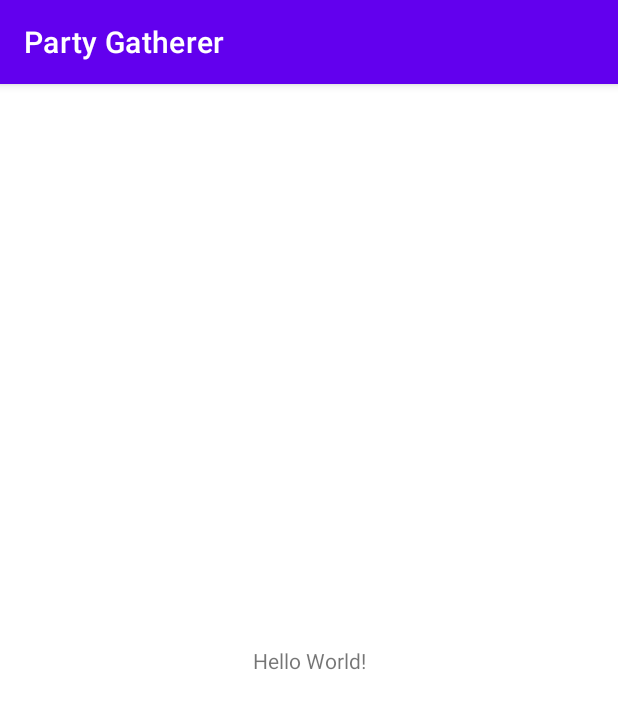
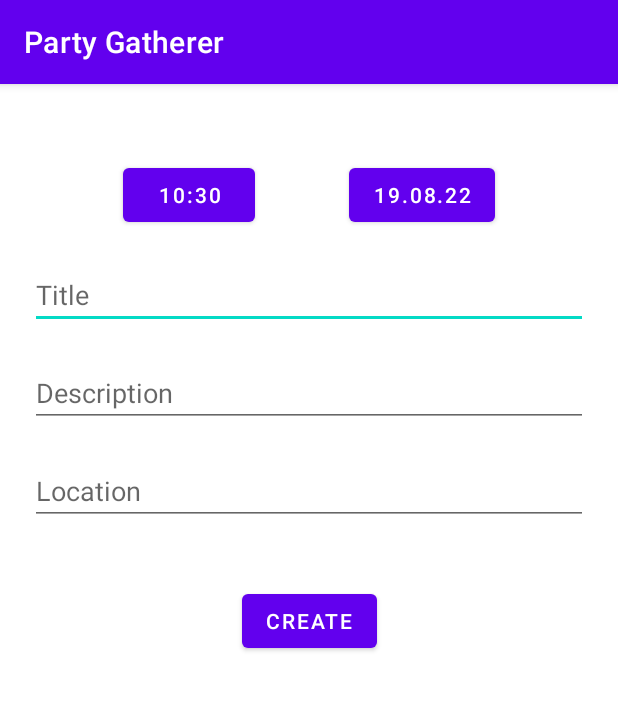
Before and after one commit to khorevigor/PartyGatherer, an Android app: the screen it shows after launch (MainActivity), on a phone screen of 412 x 824 dp. Shown: the top 709 px of the screen. Run offline under Robolectric (Android 15) with nearby library versions, the phone set to English and light mode, and no system bars; our stand-ins replace Dagger/Hilt's generated code, Firebase (no records; nobody signed in at launch, a user with empty details on screens opened directly).

Commit message:
Create basic logic for event creation
Created skeleton for event creation scenario:
  - Created Firestore serivce
  - Created Events repo
  - Created Fragment/ViewModel for event creation screen
  - Created correlated view placeholder
  - Set up DI

```diff
--- a/app/src/main/AndroidManifest.xml
+++ b/app/src/main/AndroidManifest.xml
@@ -3,7 +3,11 @@
     xmlns:tools="http://schemas.android.com/tools"
     package="com.dsphoenix.partygatherer">
 
+    <uses-permission android:name="android.permission.INTERNET" />
+    <uses-permission android:name="android.permission.ACCESS_NETWORK_STATE" />
+
     <application
+        android:name=".PartyGathererApplication"
         android:allowBackup="true"
         android:dataExtractionRules="@xml/data_extraction_rules"
         android:fullBackupContent="@xml/backup_rules"
--- a/app/src/main/java/com/dsphoenix/partygatherer/MainActivity.kt
+++ b/app/src/main/java/com/dsphoenix/partygatherer/MainActivity.kt
@@ -2,12 +2,19 @@ package com.dsphoenix.partygatherer
 
 import androidx.appcompat.app.AppCompatActivity
 import android.os.Bundle
-import com.google.firebase.firestore.ktx.firestore
-import com.google.firebase.ktx.Firebase
+import androidx.fragment.app.commit
+import com.dsphoenix.partygatherer.ui.add_edit_event.AddEditEventFragment
+import dagger.hilt.android.AndroidEntryPoint
 
+@AndroidEntryPoint
 class MainActivity : AppCompatActivity() {
+
     override fun onCreate(savedInstanceState: Bundle?) {
         super.onCreate(savedInstanceState)
         setContentView(R.layout.activity_main)
+
+        supportFragmentManager.commit {
+            replace(R.id.container, AddEditEventFragment())
+        }
     }
 }
--- /dev/null
+++ b/app/src/main/java/com/dsphoenix/partygatherer/PartyGathererApplication.kt
@@ -0,0 +1,7 @@
+package com.dsphoenix.partygatherer
+
+import android.app.Application
+import dagger.hilt.android.HiltAndroidApp
+
+@HiltAndroidApp
+class PartyGathererApplication: Application()
--- /dev/null
+++ b/app/src/main/java/com/dsphoenix/partygatherer/data/EventsRepository.kt
@@ -0,0 +1,12 @@
+package com.dsphoenix.partygatherer.data
+
+import com.dsphoenix.partygatherer.data.firebase.FirestoreService
+import com.dsphoenix.partygatherer.model.Event
+import javax.inject.Inject
+
+class EventsRepository @Inject constructor(
+    private val firestore: FirestoreService
+) {
+
+    suspend fun addEvent(event: Event) = firestore.writeEvent(event)
+}
--- /dev/null
+++ b/app/src/main/java/com/dsphoenix/partygatherer/data/firebase/Constants.kt
@@ -0,0 +1,5 @@
+package com.dsphoenix.partygatherer.data.firebase
+
+object Constants {
+    const val EVENTS_COLLECTION = "events"
+}
--- /dev/null
+++ b/app/src/main/java/com/dsphoenix/partygatherer/data/firebase/FirestoreService.kt
@@ -0,0 +1,20 @@
+package com.dsphoenix.partygatherer.data.firebase
+
+import android.util.Log
+import com.dsphoenix.partygatherer.model.Event
+import com.dsphoenix.partygatherer.utils.TAG
+import com.google.firebase.firestore.FirebaseFirestore
+import com.google.firebase.firestore.FirebaseFirestoreException
+import kotlinx.coroutines.tasks.await
+
+class FirestoreService {
+    private val db = FirebaseFirestore.getInstance()
+
+    suspend fun writeEvent(event: Event) {
+        try {
+            db.collection(Constants.EVENTS_COLLECTION).add(event).await()
+        } catch (cause: FirebaseFirestoreException) {
+            Log.d(TAG, cause.toString())
+        }
+    }
+}
--- /dev/null
+++ b/app/src/main/java/com/dsphoenix/partygatherer/di/FirebaseModule.kt
@@ -0,0 +1,18 @@
+package com.dsphoenix.partygatherer.di
+
+import com.dsphoenix.partygatherer.data.firebase.FirestoreService
+import dagger.Module
+import dagger.Provides
+import dagger.hilt.InstallIn
+import dagger.hilt.components.SingletonComponent
+import javax.inject.Singleton
+
+
+@Module
+@InstallIn(SingletonComponent::class)
+object FirebaseModule {
+
+    @Provides
+    @Singleton
+    fun providesFirestoreService(): FirestoreService = FirestoreService()
+}
--- /dev/null
+++ b/app/src/main/java/com/dsphoenix/partygatherer/ui/add_edit_event/AddEditEventFragment.kt
@@ -0,0 +1,80 @@
+package com.dsphoenix.partygatherer.ui.add_edit_event
+
+import android.os.Bundle
+import android.view.View
+import androidx.core.widget.doAfterTextChanged
+import androidx.fragment.app.Fragment
+import androidx.fragment.app.activityViewModels
+import androidx.lifecycle.lifecycleScope
+import com.dsphoenix.partygatherer.databinding.FragmentAddEditEventBinding
+import com.dsphoenix.partygatherer.ui.add_edit_event.components.DatePicker
+import com.dsphoenix.partygatherer.ui.add_edit_event.components.TimePicker
+import com.dsphoenix.partygatherer.ui.utils.ViewBindingFragment
+import dagger.hilt.android.AndroidEntryPoint
+import kotlinx.coroutines.flow.Flow
+import kotlinx.coroutines.flow.collectLatest
+import java.time.format.DateTimeFormatter
+
+
+@AndroidEntryPoint
+class AddEditEventFragment :
+    ViewBindingFragment<FragmentAddEditEventBinding>(FragmentAddEditEventBinding::inflate) {
+
+    private val viewModel: AddEditEventViewModel by activityViewModels()
+
+    override fun onViewCreated(view: View, savedInstanceState: Bundle?) {
+        setupView()
+    }
+
+    private fun setupView() {
+        binding.apply {
+            btnTimePicker.setOnClickListener { showTimePicker() }
+            collectLatestLifeCycleFlow(viewModel.time) { time ->
+                btnTimePicker.text = time.format(DateTimeFormatter.ofPattern("H:mm"))
+            }
+
+            collectLatestLifeCycleFlow(viewModel.date) { date ->
+                btnDatePicker.text = date.format(DateTimeFormatter.ofPattern("dd.MM.yy"))
+            }
+
+            collectLatestLifeCycleFlow(viewModel.title) { text ->
+                if (etTitle.text.toString() != text) {
+                    etTitle.setText(text)
+                }
+            }
+
+            collectLatestLifeCycleFlow(viewModel.description) { text ->
+                if (etDescription.text.toString() != text) {
+                    etDescription.setText(text)
+                }
+            }
+
+            collectLatestLifeCycleFlow(viewModel.location) { text ->
+                if (etLocation.text.toString() != text) {
+                    etLocation.setText(text)
+                }
+            }
+
+            etTitle.doAfterTextChanged { viewModel.setTitle(it.toString()) }
+            etDescription.doAfterTextChanged { viewModel.setDescription(it.toString()) }
+            etLocation.doAfterTextChanged { viewModel.setLocation(it.toString()) }
+
+            btnDatePicker.setOnClickListener { showDatePicker() }
+            btnCreate.setOnClickListener { viewModel.createEvent() }
+        }
+    }
+
+    private fun showTimePicker() {
+        TimePicker(viewModel).show(parentFragmentManager, "timePicker")
+    }
+
+    private fun showDatePicker() {
+        DatePicker(viewModel).show(parentFragmentManager, "datePicker")
+    }
+}
+
+fun <T> Fragment.collectLatestLifeCycleFlow(flow: Flow<T>, collector: suspend (T) -> Unit) {
+    lifecycleScope.launchWhenStarted {
+        flow.collectLatest(collector)
+    }
+}
--- /dev/null
+++ b/app/src/main/java/com/dsphoenix/partygatherer/ui/add_edit_event/AddEditEventViewModel.kt
@@ -0,0 +1,65 @@
+package com.dsphoenix.partygatherer.ui.add_edit_event
+
+import androidx.lifecycle.ViewModel
+import androidx.lifecycle.viewModelScope
+import com.dsphoenix.partygatherer.data.EventsRepository
+import com.dsphoenix.partygatherer.model.Event
+import dagger.hilt.android.lifecycle.HiltViewModel
+import kotlinx.coroutines.flow.MutableStateFlow
+import kotlinx.coroutines.flow.asStateFlow
+import kotlinx.coroutines.launch
+import java.time.*
+import javax.inject.Inject
+
+@HiltViewModel
+class AddEditEventViewModel @Inject constructor(
+    private val eventsRepository: EventsRepository
+): ViewModel() {
+
+    private val _time: MutableStateFlow<LocalTime> = MutableStateFlow(LocalTime.now())
+    val time = _time.asStateFlow()
+
+    private val _date: MutableStateFlow<LocalDate> = MutableStateFlow(LocalDate.now())
+    val date = _date.asStateFlow()
+
+    private val _title: MutableStateFlow<String> = MutableStateFlow("")
+    val title = _title.asStateFlow()
+
+    private val _description: MutableStateFlow<String> = MutableStateFlow("")
+    val description = _description.asStateFlow()
+
+    private val _location: MutableStateFlow<String> = MutableStateFlow("")
+    val location = _location.asStateFlow()
+
+    fun createEvent() {
+        val event = Event(
+            timestamp = LocalDateTime.of(_date.value, time.value).atZone(ZoneId.systemDefault()).toInstant().toEpochMilli(),
+            title = _title.value,
+            description = _description.value,
+            location = _location.value
+        )
+        viewModelScope.launch {
+            eventsRepository.addEvent(event)
+        }
+    }
+
+    fun setTime(hour: Int, minute: Int) {
+        _time.value = LocalTime.of(hour, minute)
+    }
+
+    fun setDate(year: Int, month: Int, day: Int) {
+        _date.value = LocalDate.of(year, month + 1, day)
+    }
+
+    fun setTitle(text: String) {
+        _title.value = text
+    }
+
+    fun setDescription(text: String) {
+        _description.value = text
+    }
+
+    fun setLocation(text: String) {
+        _location.value = text
+    }
+}
--- /dev/null
+++ b/app/src/main/java/com/dsphoenix/partygatherer/ui/utils/ViewBindingFragment.kt
@@ -0,0 +1,31 @@
+package com.dsphoenix.partygatherer.ui.utils
+
+import android.os.Bundle
+import android.view.LayoutInflater
+import android.view.View
+import android.view.ViewGroup
+import androidx.fragment.app.Fragment
+import androidx.viewbinding.ViewBinding
+
+typealias Inflate<T> = (LayoutInflater, ViewGroup?, Boolean) -> T
+
+open class ViewBindingFragment<VB: ViewBinding>(
+    private val inflate: Inflate<VB>
+): Fragment() {
+    private var bindingMutable: VB? = null
+    val binding get() = bindingMutable ?: throw IllegalStateException("Binding is not inflated")
+
+    override fun onCreateView(
+        inflater: LayoutInflater,
+        container: ViewGroup?,
+        savedInstanceState: Bundle?
+    ): View? {
+        bindingMutable = inflate.invoke(inflater, container, false)
+        return binding.root
+    }
+
+    override fun onDestroy() {
+        super.onDestroy()
+        bindingMutable = null
+    }
+}
--- a/app/src/main/res/layout/activity_main.xml
+++ b/app/src/main/res/layout/activity_main.xml
@@ -6,13 +6,10 @@
     android:layout_height="match_parent"
     tools:context=".MainActivity">
 
-    <TextView
-        android:layout_width="wrap_content"
-        android:layout_height="wrap_content"
-        android:text="Hello World!"
-        app:layout_constraintBottom_toBottomOf="parent"
-        app:layout_constraintEnd_toEndOf="parent"
-        app:layout_constraintStart_toStartOf="parent"
-        app:layout_constraintTop_toTopOf="parent" />
+    <androidx.fragment.app.FragmentContainerView
+        android:id="@+id/container"
+        android:layout_width="match_parent"
+        android:layout_height="match_parent"
+        />
 
 </androidx.constraintlayout.widget.ConstraintLayout>
--- /dev/null
+++ b/app/src/main/res/layout/fragment_add_edit_event.xml
@@ -0,0 +1,78 @@
+<?xml version="1.0" encoding="utf-8"?>
+<androidx.constraintlayout.widget.ConstraintLayout xmlns:android="http://schemas.android.com/apk/res/android"
+    xmlns:app="http://schemas.android.com/apk/res-auto"
+    android:layout_width="match_parent"
+    android:layout_height="match_parent"
+    android:paddingHorizontal="20dp"
+    >
+
+    <Button
+        android:id="@+id/btn_timePicker"
+        android:layout_width="wrap_content"
+        android:layout_height="wrap_content"
+        android:layout_marginTop="50dp"
+        app:layout_constraintEnd_toStartOf="@id/btn_datePicker"
+        app:layout_constraintStart_toStartOf="parent"
+        app:layout_constraintTop_toTopOf="parent"
+        android:text="@string/label_time" />
+
+    <Button
+        android:id="@+id/btn_datePicker"
+        android:layout_width="wrap_content"
+        android:layout_height="wrap_content"
+        app:layout_constraintEnd_toEndOf="parent"
+        app:layout_constraintStart_toEndOf="@id/btn_timePicker"
+        app:layout_constraintTop_toTopOf="@id/btn_timePicker"
+        android:text="@string/label_date" />
+
+    <EditText
+        android:id="@+id/et_title"
+        android:layout_width="match_parent"
+        android:layout_height="wrap_content"
+        android:hint="@string/et_hint_title"
+        android:inputType="text"
+        android:layout_marginTop="20dp"
+        app:layout_constraintTop_toBottomOf="@id/btn_timePicker"
+        app:layout_constraintStart_toStartOf="parent"
+        app:layout_constraintEnd_toEndOf="parent"
+        android:importantForAutofill="no"
+        />
+
+    <EditText
+        android:id="@+id/et_description"
+        android:layout_width="match_parent"
+        android:layout_height="wrap_content"
+        android:hint="@string/et_hint_description"
+        android:inputType="text"
+        android:layout_marginTop="20dp"
+        app:layout_constraintTop_toBottomOf="@id/et_title"
+        app:layout_constraintStart_toStartOf="parent"
+        app:layout_constraintEnd_toEndOf="parent"
+        android:importantForAutofill="no"
+        />
+
+    <EditText
+        android:id="@+id/et_location"
+        android:layout_width="match_parent"
+        android:layout_height="wrap_content"
+        android:hint="@string/et_hint_location"
+        android:inputType="text"
+        android:layout_marginTop="20dp"
+        app:layout_constraintTop_toBottomOf="@id/et_description"
+        app:layout_constraintStart_toStartOf="parent"
+        app:layout_constraintEnd_toEndOf="parent"
+        android:importantForAutofill="no"
+        />
+
+    <Button
+        android:id="@+id/btn_create"
+        android:layout_width="wrap_content"
+        android:layout_height="wrap_content"
+        android:layout_marginTop="40dp"
+        app:layout_constraintTop_toBottomOf="@id/et_location"
+        app:layout_constraintStart_toStartOf="parent"
+        app:layout_constraintEnd_toEndOf="parent"
+        android:text="@string/label_create"
+        />
+
+</androidx.constraintlayout.widget.ConstraintLayout>
--- a/app/src/main/res/values/strings.xml
+++ b/app/src/main/res/values/strings.xml
@@ -1,3 +1,12 @@
 <resources>
     <string name="app_name">Party Gatherer</string>
+
+    <string name="label_date">Date</string>
+    <string name="label_time">Time</string>
+
+    <string name="template_time_hh_mm">%1$2d:%2$2d</string>
+    <string name="et_hint_title">Title</string>
+    <string name="et_hint_description">Description</string>
+    <string name="et_hint_location">Location</string>
+    <string name="label_create">Create</string>
 </resources>
--- a/build.gradle
+++ b/build.gradle
@@ -1,6 +1,7 @@
 buildscript {
     dependencies {
         classpath 'com.google.gms:google-services:4.3.13'
+        classpath 'com.google.dagger:hilt-android-gradle-plugin:2.42'
     }
 }
 
```
Also changed, not shown: app/build.gradle (+20 -0 lines), app/src/main/java/com/dsphoenix/partygatherer/model/Event.kt (added, +8 -0 lines), app/src/main/java/com/dsphoenix/partygatherer/ui/add_edit_event/components/DatePicker.kt (added, +27 -0 lines), app/src/main/java/com/dsphoenix/partygatherer/ui/add_edit_event/components/TimePicker.kt (added, +29 -0 lines), app/src/main/java/com/dsphoenix/partygatherer/utils/Extenstions.kt (added, +10 -0 lines).
